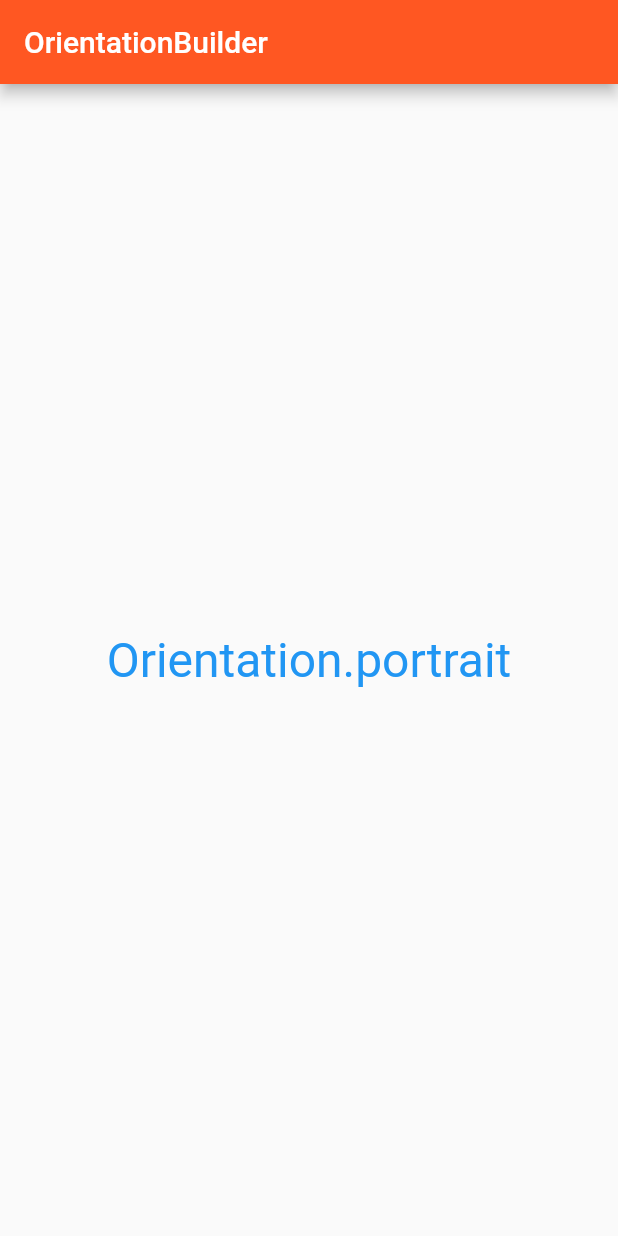
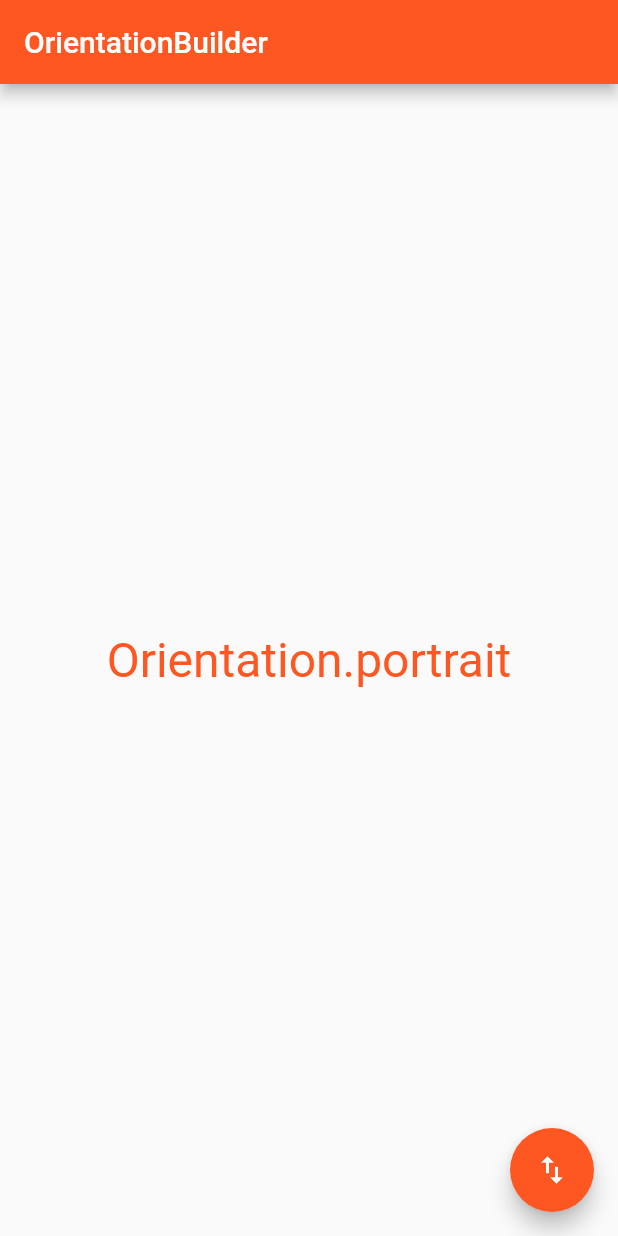
Before and after one commit to filiph/flutter_friday, a Flutter app: the screen it shows after launch, on a phone screen of 412 x 824 dp. Run offline on Flutter 3.47's test engine with Material 2 defaults, Android fonts, the phone set to English and light mode, and no system bars.

Commit message:
InheritedWidget test

```diff
--- a/lib/main.dart
+++ b/lib/main.dart
@@ -2,29 +2,64 @@ import 'package:flutter/cupertino.dart';
 import 'package:flutter/material.dart';
 
 void main() => runApp(new MyApp());
-
-int fibonacci(int n) {
-  return n < 2 ? n : (fibonacci(n - 1) + fibonacci(n - 2));
-}
 
 final bigStyle = TextStyle(
   fontSize: 32.0,
   color: Colors.black87,
 );
 
-class MyApp extends StatelessWidget {
+int fibonacci(int n) {
+  return n < 2 ? n : (fibonacci(n - 1) + fibonacci(n - 2));
+}
+
+class InheritedColor extends InheritedWidget {
+  final Color color;
+
+  InheritedColor({
+    Key key,
+    @required this.color,
+    Widget child,
+  }) : super(key: key, child: child);
+
+  @override
+  bool updateShouldNotify(InheritedColor oldWidget) => oldWidget.color != color;
+
+  static InheritedColor of(BuildContext context) =>
+      context.inheritFromWidgetOfExactType(InheritedColor);
+}
+
+class MyApp extends StatefulWidget {
+  @override
+  MyAppState createState() {
+    return new MyAppState();
+  }
+}
+
+class MyAppState extends State<MyApp> {
   @override
   Widget build(BuildContext context) {
-    return MaterialApp(
-        title: 'Flutter Demo',
-        theme: new ThemeData(
-          primarySwatch: Colors.deepOrange,
-        ),
-        home: Scaffold(
+    return InheritedColor(
+      color: Colors.deepOrange,
+      child: MaterialApp(
+          title: 'Flutter Demo',
+          theme: new ThemeData(
+            primarySwatch: Colors.deepOrange,
+          ),
+          home: Scaffold(
             appBar: AppBar(
               title: Text('OrientationBuilder'),
             ),
-            body: MyHomePage()));
+            body: MyHomePage(),
+            floatingActionButton: FloatingActionButton(
+              onPressed: _changeColor,
+              child: Icon(Icons.swap_vert),
+            ),
+          )),
+    );
+  }
+
+  void _changeColor() {
+    setState(() {});
   }
 }
 
@@ -38,9 +73,7 @@ class MyHomePage extends StatelessWidget {
             orientation.toString(),
             style: TextStyle(
               fontSize: 32.0,
-              color: orientation == Orientation.landscape
-                  ? Colors.red
-                  : Colors.blue,
+              color: InheritedColor.of(context).color,
             ),
           );
         },
```
